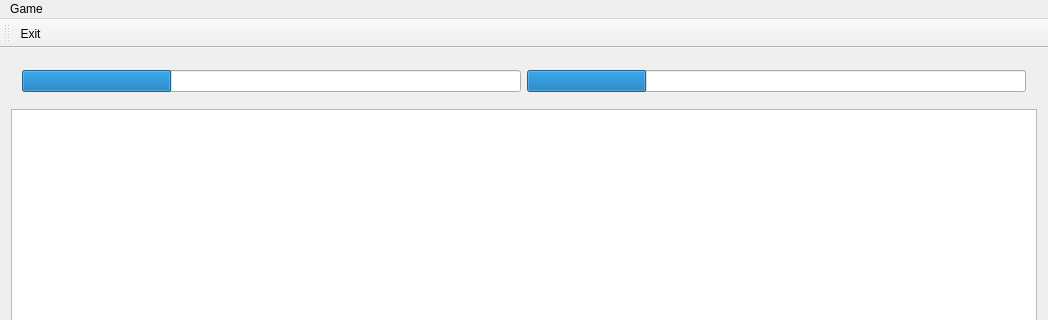
First picture: the form in qtscreeps/mainwindow.ui, repository bzy-xyz/qtscreeps, before the edit; both pictures show x 0 to 1048 and y 0 to 320 of the 1048 by 561 pixel window.
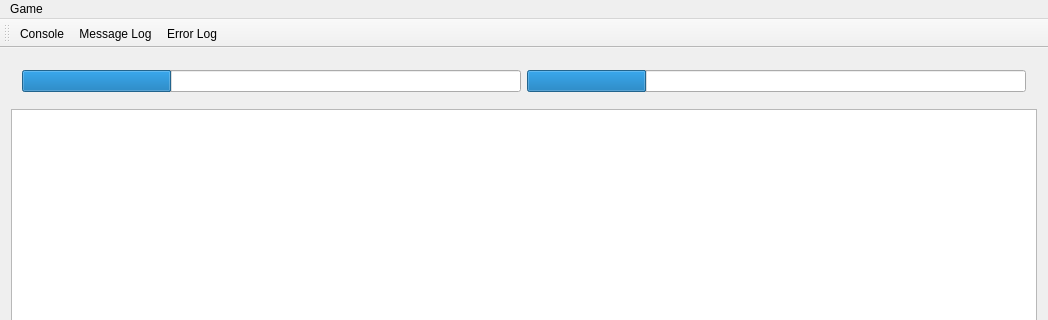
Second picture: the form after the edit. Icons and pictures are not drawn.

Commit message: add messages + errors support

Diff of the .ui file:
```diff
--- a/qtscreeps/mainwindow.ui
+++ b/qtscreeps/mainwindow.ui
@@ -73,7 +73,9 @@
    <attribute name="toolBarBreak">
     <bool>false</bool>
    </attribute>
-   <addaction name="actionExit"/>
+   <addaction name="actionConsole"/>
+   <addaction name="actionMessageLog"/>
+   <addaction name="actionErrorLog"/>
   </widget>
   <widget class="QStatusBar" name="statusBar"/>
   <action name="actionExit">
@@ -92,6 +94,33 @@
     <string>Ctrl+Q</string>
    </property>
   </action>
+  <action name="actionConsole">
+   <property name="checkable">
+    <bool>true</bool>
+   </property>
+   <property name="checked">
+    <bool>false</bool>
+   </property>
+   <property name="text">
+    <string>Console</string>
+   </property>
+  </action>
+  <action name="actionMessageLog">
+   <property name="checkable">
+    <bool>true</bool>
+   </property>
+   <property name="text">
+    <string>Message Log</string>
+   </property>
+  </action>
+  <action name="actionErrorLog">
+   <property name="checkable">
+    <bool>true</bool>
+   </property>
+   <property name="text">
+    <string>Error Log</string>
+   </property>
+  </action>
  </widget>
  <layoutdefault spacing="6" margin="11"/>
  <resources/>
```
Left out of the diff: 6 changed lines with no effect on the pictures. The commit also changes 7 other files.
